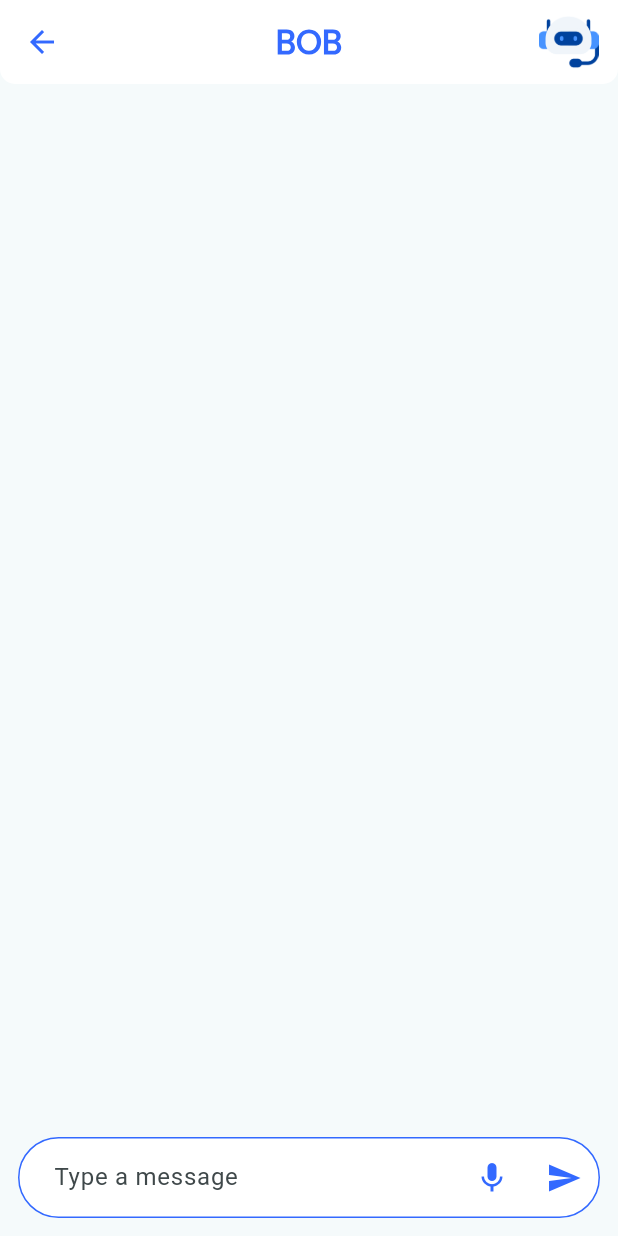
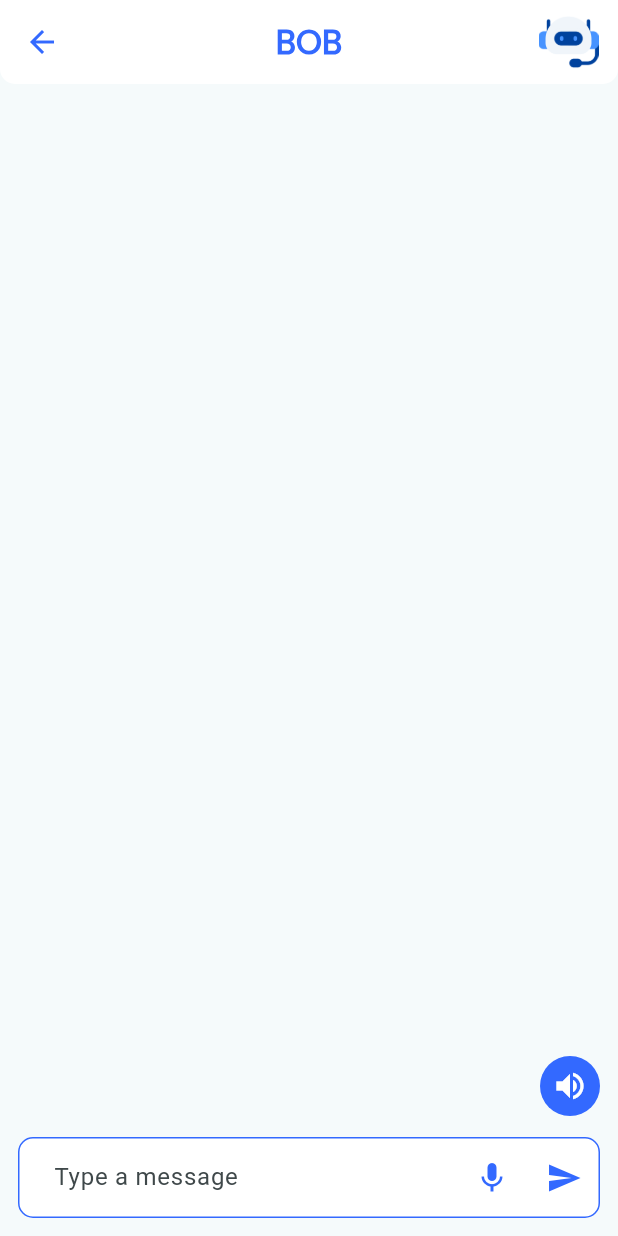
Before and after one commit to CodeBySubin/Ai-Chatbot, a Flutter app: the ChatPage screen opened by its route, on a phone screen of 412 x 824 dp. Run offline on Flutter 3.47's test engine with Material 3 defaults, Android fonts, the light colour scheme and no system bars; drawn by our look-alikes of avatar_glow; our stand-ins replace file_picker, flutter_tts, fluttertoast, get, google_generative_ai, hive and 4 more; accounts and stored records are empty; statements that could not run were skipped.

Commit message:
speech to text web issues solved

```diff
--- a/lib/Screen/chatpage.dart
+++ b/lib/Screen/chatpage.dart
@@ -1,5 +1,6 @@
 import 'dart:io';
 
+import 'package:avatar_glow/avatar_glow.dart';
 import 'package:chatbot/Controller.dart/ChatController.dart';
 import 'package:chatbot/Resource/colors.dart';
 import 'package:chatbot/Utils/utils.dart';
@@ -18,7 +19,7 @@ class ChatPage extends StatelessWidget {
         surfaceTintColor: Colors.transparent,
         leading: InkWell(
           onTap: () {
-              Get.back();
+Navigator.pushNamed(context, '/home');
           },
           child: const Icon(
             Icons.arrow_back,
@@ -70,22 +71,17 @@ class ChatPage extends StatelessWidget {
                       child: Container(
                         decoration: BoxDecoration(
                           border: Border.all(
-                                color: chat.isSender
-                                    ? Colors.white
-                                    : colorPrimary),
+                              color:
+                                  chat.isSender ? Colors.white : colorPrimary),
                           borderRadius: BorderRadius.circular(20),
                           color: chat.isSender ? colorPrimary : Colors.white,
                         ),
                         padding: const EdgeInsets.all(16),
-                          child: chat.isImage
-                              ? Image.file(File(chat.message), width: 200)
-                              : Text(
+                        child: Text(
                           chat.message,
                           style: TextStyle(
                             fontSize: 15,
-                                    color: chat.isSender
-                                        ? Colors.white
-                                        : Colors.black,
+                            color: chat.isSender ? Colors.white : Colors.black,
                           ),
                         ),
                       ),
@@ -102,16 +98,16 @@ class ChatPage extends StatelessWidget {
                   decoration: InputDecoration(
                     hintText: "Type a message",
                     errorBorder: OutlineInputBorder(
-                          borderRadius: BorderRadius.circular(30.0),
+                        borderRadius: BorderRadius.circular(10.0),
                         borderSide: const BorderSide(color: colorPrimary)),
                     enabledBorder: OutlineInputBorder(
-                          borderRadius: BorderRadius.circular(30.0),
+                        borderRadius: BorderRadius.circular(10.0),
                         borderSide: const BorderSide(color: colorPrimary)),
                     focusedBorder: OutlineInputBorder(
-                          borderRadius: BorderRadius.circular(30.0),
+                        borderRadius: BorderRadius.circular(10.0),
                         borderSide: const BorderSide(color: colorPrimary)),
                     border: OutlineInputBorder(
-                          borderRadius: BorderRadius.circular(30.0),
+                        borderRadius: BorderRadius.circular(10.0),
                         borderSide: const BorderSide(color: colorPrimary)),
                     filled: true,
                     fillColor: Colors.white,
@@ -128,11 +124,9 @@ class ChatPage extends StatelessWidget {
                               color: colorPrimary,
                             ),
                             onPressed: () async {
-                                chatController.flutterTts.stop();
                               if (await chatController
                                       .speechToText.hasPermission &&
-                                    chatController
-                                        .speechToText.isNotListening) {
+                                  chatController.speechToText.isNotListening) {
                                 await chatController.startListening();
                               } else {
                                 chatController.initSpeechToText();
@@ -156,9 +150,34 @@ class ChatPage extends StatelessWidget {
                   ),
                 ),
               ),
+              Positioned(
+                bottom: 80,
+                right: 12,
+                child: AvatarGlow(
+                  animate: chatController.isSpeaking,
+                  startDelay: const Duration(milliseconds: 1000),
+                  glowColor: colorPrimary,
+                  duration: const Duration(milliseconds: 2000),
+                  repeat: true,
+                  curve: Curves.fastOutSlowIn,
+                  child: const Material(
+                    elevation: 0,
+                    shape: CircleBorder(),
+                    child: CircleAvatar(
+                      backgroundColor: colorPrimary,
+                      radius: 20.0,
+                      child: Icon(
+                        Icons.volume_up,
+                        color: Colors.white,
+                      ),
+                    ),
+                  ),
+                ),
+              ),
             ],
           );
         },
-        ));
+      ),
+    );
   }
 }
--- a/pubspec.yaml
+++ b/pubspec.yaml
@@ -50,6 +50,7 @@ dependencies:
   firebase_core_dart: ^1.0.1
   speech_to_text: ^6.6.2
   flutter_tts: ^4.0.2
+  avatar_glow: ^3.0.1
 dev_dependencies:
   flutter_test:
     sdk: flutter
```
Also changed, not shown: lib/Controller.dart/ChatController.dart (+75 -83 lines), lib/main.dart (+0 -98 lines), pubspec.lock, 1 other file. Lines whose indentation alone changed are shown as unchanged.
